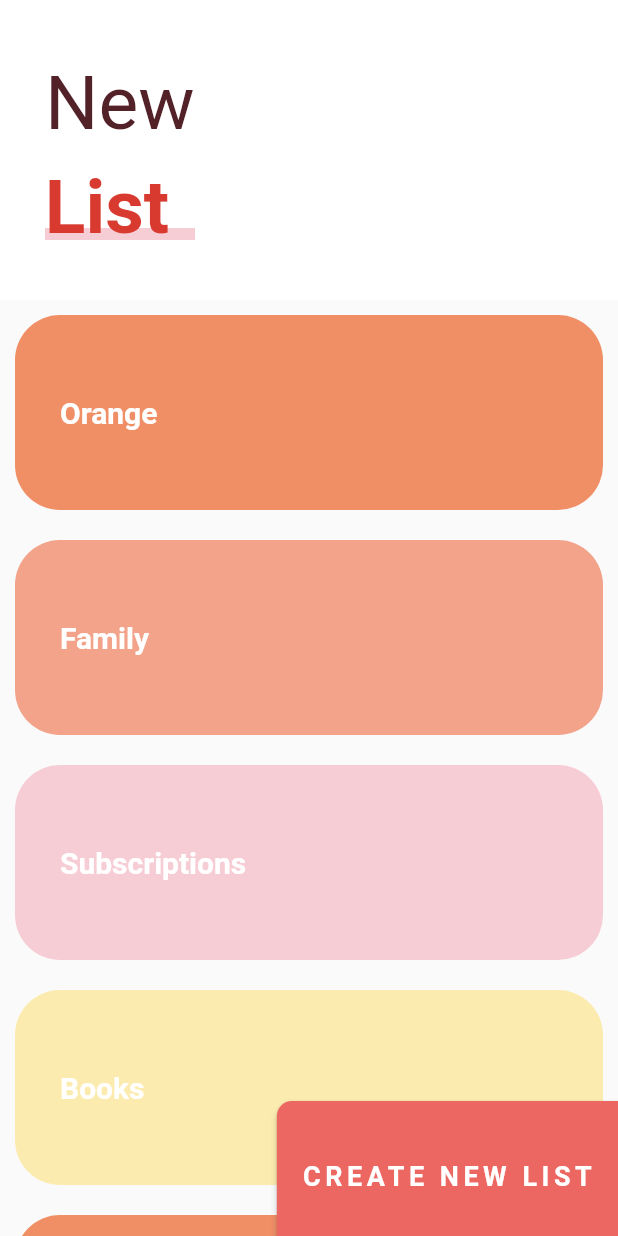
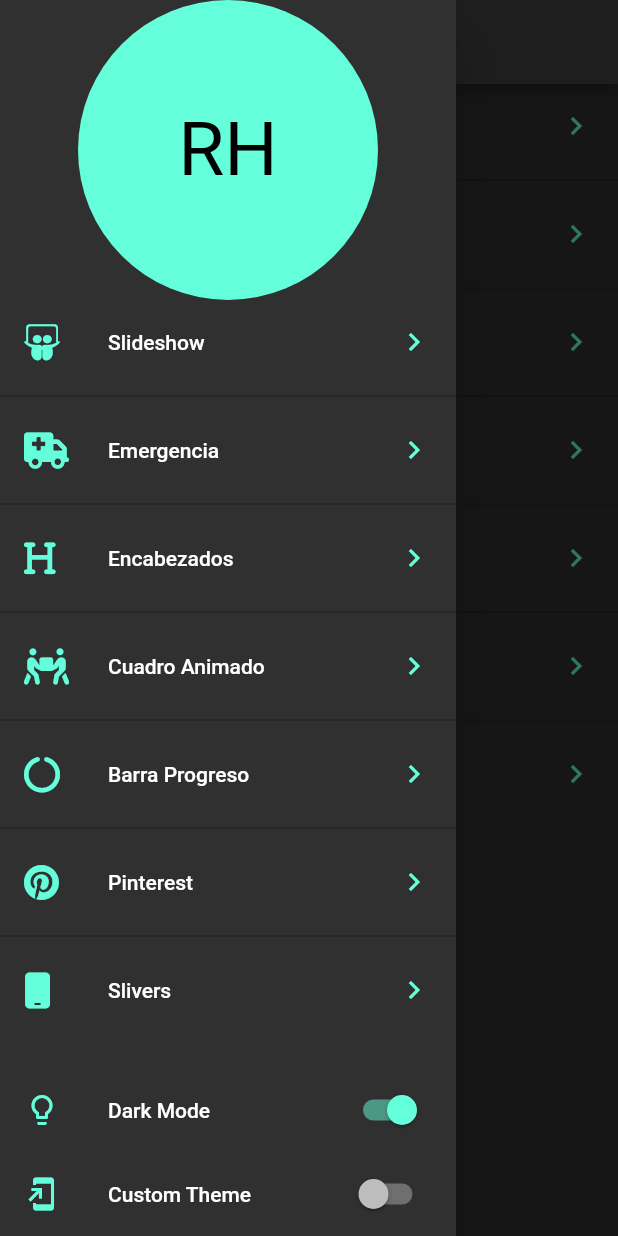
Before and after one commit to RoHeTT17/Flutterdisenos, a Flutter app: the screen it shows after launch, with the side drawer open (before the commit the screen has no drawer), on a phone screen of 412 x 824 dp. Run offline on Flutter 3.47's test engine with Material 2 defaults, Android fonts, the phone set to English and light mode, and no system bars; our stand-ins replace animate_do, flutter_svg, font_awesome_flutter.

Commit message:
Fin sección 10 Temas para nuestra aplicación

```diff
--- a/lib/main.dart
+++ b/lib/main.dart
@@ -1,26 +1,26 @@
 import 'package:flutter/material.dart';
+import 'package:provider/provider.dart';
 
-import 'package:disenos/src/pages/sliver_list_page.dart';
+import 'package:disenos/src/pages/launcher_page.dart';
+import 'package:disenos/src/theme/theme.dart';
 
-//import 'package:disenos/src/pages/emergency_page.dart';
-//import 'package:disenos/src/pages/pinterest_page.dart';
-// import 'package:disenos/src/pages/slide_page.dart';
-// import 'package:disenos/src/labs/slideshow_page.dart';
-//import 'package:disenos/src/pages/graficas_circulares_page.dart';
-//import 'package:disenos/src/labs/circular_progress_page.dart';
-//import 'package:disenos/src/retos/cuadrado_animado_page.dart';
-//import 'package:disenos/src/pages/animaciones_page.dart';
-//import 'package:disenos/src/pages/headers_page.dart';s
-
-void main() => runApp(MyApp());
+void main() => runApp(
+  ChangeNotifierProvider(
+  create: ((_) => new ThemeChanger(2)),
+  child: MyApp())
+  );
 
 class MyApp extends StatelessWidget {
   @override
   Widget build(BuildContext context) {
-    return const MaterialApp(
+
+    final currentTheme = Provider.of<ThemeChanger>(context).getCurrentTheme;
+
+    return MaterialApp(
       debugShowCheckedModeBanner: false,
+      theme: currentTheme,
       title: 'Diseños App',
-      home: SliverListPage(),
+      home:  const LauncherPage(),
    );
   }
 }
--- /dev/null
+++ b/lib/src/pages/launcher_page.dart
@@ -0,0 +1,115 @@
+import 'package:flutter/material.dart';
+import 'package:provider/provider.dart';
+
+import 'package:font_awesome_flutter/font_awesome_flutter.dart';
+
+import 'package:disenos/src/routes/routes.dart';
+import 'package:disenos/src/theme/theme.dart';
+
+class LauncherPage extends StatelessWidget {
+
+  const LauncherPage({Key? key}) : super(key: key);
+
+  @override
+  Widget build(BuildContext context) {
+    return Scaffold(
+      appBar: AppBar(
+        title: const Text('Diseños en Flutter'),
+      ),
+      body: _ListaMenu(),
+      drawer: _MenuPrincipal(), //Menú la teral
+    );
+  }
+}
+
+class _ListaMenu extends StatelessWidget {
+
+  @override
+  Widget build(BuildContext context) {
+
+      final appTheme = Provider.of<ThemeChanger>(context).getCurrentTheme;
+
+      return ListView.separated(
+        physics: BouncingScrollPhysics(),
+        itemCount: pageRoutes.length,
+        itemBuilder: (context, i) => ListTile(
+          leading:  FaIcon(pageRoutes[i].icon, color: appTheme.colorScheme.secondary,),
+          title:    Text (pageRoutes[i].titulo),
+          trailing: Icon(Icons.chevron_right, color: appTheme.colorScheme.secondary,),
+          onTap: (){
+              //Navigator.push(context, pageRoutes[i].page);
+              Navigator.push(context, MaterialPageRoute(builder: (context) => pageRoutes[i].page));
+          },
+        ),
+        separatorBuilder: (context, i) => Divider(
+          color: appTheme.primaryColor  //Colors.blue,
+        ),
+
+    );
+
+  }
+}
+
+
+class _MenuPrincipal extends StatelessWidget {
+
+  @override
+  Widget build(BuildContext context) {
+
+    final appTheme = Provider.of<ThemeChanger>(context);
+    final colorSecundary = appTheme.getCurrentTheme.colorScheme.secondary;
+
+    return Drawer(
+      child: Container(
+        child: Column(
+          children: [
+
+            SafeArea(
+              child: Container(
+                //padding: const EdgeInsets.only(),//all(20),
+                width: double.infinity,
+                height: 200,
+                child: CircleAvatar(
+                  backgroundColor: colorSecundary,//Colors.blue,
+                  child: const Text('RH',style: TextStyle(fontSize: 50),),
+                )
+              ),
+            ),
+
+            Expanded(child: _ListaMenu()),
+
+            ListTile(
+              leading: Icon(Icons.lightbulb_outline, color: colorSecundary/*Colors.blue*/,),
+              title: const Text('Dark Mode'),
+              trailing: Switch.adaptive(
+                activeColor: colorSecundary, //Colors.blue,
+                value: appTheme.getDarkTheme,
+                onChanged: (value){
+
+                    appTheme.setDarkTheme = value;
+
+                }
+              ),
+            ),
+
+            SafeArea(
+              bottom: true,
+              top: false,
+              left: false,
+              right: false,
+              child: ListTile(
+                leading: Icon(Icons.add_to_home_screen, color: colorSecundary/*Colors.blue*/,),
+                title: const Text('Custom Theme'),
+                trailing: Switch.adaptive(
+                  activeColor: colorSecundary,//Colors.blue,
+                  value: appTheme.getCustomTheme,
+                  onChanged: (value) => appTheme.setCustomTheme = value,
+                ),
+              ),
+            )
+          ],
+        ),
+      ),
+    );
+  }
+}
--- a/lib/src/pages/pinterest_page.dart
+++ b/lib/src/pages/pinterest_page.dart
@@ -1,3 +1,4 @@
+import 'package:disenos/src/theme/theme.dart';
 import 'package:flutter/material.dart';
 
 import 'package:provider/provider.dart';
@@ -43,11 +44,15 @@ class _UbicacionMenu extends StatelessWidget {
 
    final withPatalla = MediaQuery.of(context).size.width;
 
+   final appThem = Provider.of<ThemeChanger>(context).getCurrentTheme;
+
     return Positioned(
       child: Container(
               child: Align(
                      child: PinterestMenu(
                        mostrar: mostrarBotones,
+                       backgroundColor: appThem.scaffoldBackgroundColor,
+                       activeColor: appThem.colorScheme.secondary,
                        items: [
                                 //No se importa la clase PinteresButtom, porque ya esta implicia en al importación de
                                 //pinterest_menu.dart
--- a/lib/src/pages/sliver_list_page.dart
+++ b/lib/src/pages/sliver_list_page.dart
@@ -1,4 +1,6 @@
+import 'package:disenos/src/theme/theme.dart';
 import 'package:flutter/material.dart';
+import 'package:provider/provider.dart';
 
 
 class SliverListPage extends StatelessWidget {
@@ -40,6 +42,9 @@ class _MainScroll extends StatelessWidget {
 
   @override
   Widget build(BuildContext context) {
+
+    final appTeheme = Provider.of<ThemeChanger>(context).getCurrentTheme;
+
     return CustomScrollView(
       slivers: [
 
@@ -57,7 +62,7 @@ class _MainScroll extends StatelessWidget {
                   maxHeight: 200,
                   child: Container( //Se envuelve en un contariner para que no se encime en las opciones
                     alignment: Alignment.centerLeft,
-                    color: Colors.white,
+                    color: appTeheme.scaffoldBackgroundColor, //Colors.white,
                     child: const _Titulo()
                   )
                 ),
@@ -82,25 +87,33 @@ class _BotonNewList extends StatelessWidget {
   Widget build(BuildContext context) {
 
       final size = MediaQuery.of(context).size;
+      final appTheme = Provider.of<ThemeChanger>(context);
 
       return ButtonTheme(
         minWidth: size.width * 0.9,
 
         child: ElevatedButton(
           onPressed: (){},
-          style: ButtonStyle(
-            backgroundColor: MaterialStateProperty.all<Color>(Color(0xffED6762)),
+          style: ElevatedButton.styleFrom(
+            primary: (appTheme.getDarkTheme)
+               ? appTheme.getCurrentTheme.colorScheme.secondary
+               : Color(0xffED6762),
+            shape: RoundedRectangleBorder(borderRadius: BorderRadius.only(topLeft: Radius.circular(10)))
+          ),
+
+
+          /*ButtonStyle(
+            backgroundColor:MaterialStateProperty.all<Color>(Color(0xffED6762)),
             shape: MaterialStateProperty.all( const RoundedRectangleBorder(
               borderRadius: BorderRadius.only(topLeft: Radius.circular(10))
-            ))
-          ),
+            ))*/
           child: Container(
             height: 100,
-            child: const Center(
+            child:  Center(
               child: Text(
                 'CREATE NEW LIST',
                 style: TextStyle(
-                  color: Colors.white,
+                  color: appTheme.getCurrentTheme.scaffoldBackgroundColor,//Colors.white,
                   fontSize: 18,
                   fontWeight: FontWeight.bold,
                   letterSpacing: 3
@@ -153,12 +166,20 @@ class _Titulo extends StatelessWidget {
 
   @override
   Widget build(BuildContext context) {
+
+    final appTeheme = Provider.of<ThemeChanger>(context);
+
     return Column(
       children: [
         const SizedBox(height: 30,),
         Container(
           margin: const EdgeInsets.symmetric(horizontal: 30, vertical: 10),
-          child: const Text("New", style: TextStyle(color: Color(0xff532128,), fontSize: 50),),
+          child:  Text(
+                             "New",
+                             style: TextStyle(
+                                             color: (appTeheme.getDarkTheme) ? Colors.grey: Color(0xff532128,),
+                                             fontSize: 50
+                                             ),),
         ),
 
         Stack(
@@ -169,7 +190,7 @@ class _Titulo extends StatelessWidget {
               child: Container(
                 width: 160,
                 height: 8,
-                color: const Color(0xffF7CDD5),
+                color: (appTeheme.getDarkTheme) ? Colors.grey: Color(0xffF7CDD5,),  //const Color(0xffF7CDD5),
               ),
             ),
 
@@ -218,15 +239,24 @@ class _ListItem extends StatelessWidget {
 
   @override
   Widget build(BuildContext context) {
+
+     final appTeheme = Provider.of<ThemeChanger>(context);
+
     return Container(
        height: 130,
-       padding: EdgeInsets.all(30),
-       margin: const EdgeInsets.all(10),
+       padding: const EdgeInsets.all(30),
+       margin:  const EdgeInsets.all(10),
        decoration: BoxDecoration(
-         color: color,
+         color: (appTeheme.getDarkTheme) ? Colors.grey:  color,
          borderRadius: BorderRadius.circular(30)
        ),
-       child: Text(titulo, style: TextStyle(color: Colors.white,fontWeight: FontWeight.bold, fontSize: 20),),
+       child: Text(
+                   titulo,
+                   style: const TextStyle(
+                                    color: Colors.white,
+                                    fontWeight: FontWeight.bold,
+                                    fontSize: 20
+                                   ),),
        alignment: Alignment.centerLeft,
     );
   }
--- /dev/null
+++ b/lib/src/routes/routes.dart
@@ -0,0 +1,34 @@
+import 'package:flutter/material.dart';
+
+import 'package:font_awesome_flutter/font_awesome_flutter.dart';
+
+import 'package:disenos/src/pages/slide_page.dart';
+import 'package:disenos/src/pages/emergency_page.dart';
+import 'package:disenos/src/pages/graficas_circulares_page.dart';
+import 'package:disenos/src/pages/headers_page.dart';
+import 'package:disenos/src/pages/sliver_list_page.dart';
+import 'package:disenos/src/retos/cuadrado_animado_page.dart';
+import 'package:disenos/src/pages/pinterest_page.dart';
+
+class _Route{
+
+  final IconData icon;
+  final String titulo;
+  final Widget page;
+
+  _Route(this.icon, this.titulo, this.page);
+
+}
+
+final pageRoutes = <_Route>[
+    _Route(FontAwesomeIcons.slideshare,    'Slideshow',     SlidePage()),
+    _Route(FontAwesomeIcons.truckMedical,  'Emergencia',    EmergencyPage()),
+    _Route(FontAwesomeIcons.heading,       'Encabezados',   HeaderPage()),
+    _Route(FontAwesomeIcons.peopleCarryBox,'Cuadro Animado',CuadradoAnimadoPage()),
+    _Route(FontAwesomeIcons.circleNotch,   'Barra Progreso',GrafciasCircularesPage()),
+    _Route( FontAwesomeIcons.pinterest ,   'Pinterest',     PinterestPage() ),
+    _Route(FontAwesomeIcons.mobile,        'Slivers',       SliverListPage()),
+
+
+
+];
--- /dev/null
+++ b/lib/src/theme/theme.dart
@@ -0,0 +1,88 @@
+import 'package:flutter/material.dart';
+
+class ThemeChanger extends ChangeNotifier{
+
+  bool _darkTheme   = false;
+  bool _customTheme = false;
+  late ThemeData _currentTheme;// = ThemeData.light();
+
+  ThemeChanger(int theme){
+
+      switch (theme){
+        case 1: // light
+                _darkTheme    = false;
+                _customTheme  = false;
+                _currentTheme = ThemeData.light();
+        break;
+        case 2: //Dark
+                _darkTheme    = true;
+                _customTheme  = false;
+                _currentTheme = ThemeData.dark();
+        break;
+        case 3: //Personalizado
+                _darkTheme    = false;
+                _customTheme  = true;
+              //  _currentTheme = ThemeData.dark();
+        break;
+        default:
+                _darkTheme    = false;
+                _customTheme  = false;
+                _currentTheme = ThemeData.light();
+        break;
+      }
+  }
+
+  bool get getDarkTheme => this._darkTheme;
+
+  set setDarkTheme(bool value){
+
+    this._darkTheme = value;
+    _customTheme = false;
+
+    if(value){
+      _currentTheme = ThemeData.dark();
+    }else{
+      _currentTheme = ThemeData.light();
+    }
+
+    notifyListeners();
+  }
+
+  bool get getCustomTheme => this._customTheme;
+
+  set setCustomTheme(bool value) {
+
+    this._customTheme = value;
+
+    _darkTheme = false;
+
+    if(value){
+      _currentTheme = ThemeData.dark().copyWith(
+        colorScheme: ColorScheme.dark().copyWith(
+          secondary:  const Color(0xff48A0EB)
+        ),
+        primaryColor: Colors.white,
+        scaffoldBackgroundColor: const  Color(0xff16202B),
+        textTheme: const TextTheme(
+          bodyText1:  TextStyle (color: Colors.white)
+        )
+
+      );
+
+    }else{
+      _currentTheme = ThemeData.light() ;
+    }
+
+    notifyListeners();
+  }
+
+  ThemeData get getCurrentTheme => this._currentTheme;
+
+  /*
+  *Se asignar valor por las decisiciones de los Switch
+  set setCurrentTheme(ThemeData value){
+    this._currentTheme = value;
+    notifyListeners();
+  }*/
+
+}
--- a/lib/src/widgets/slideshow.dart
+++ b/lib/src/widgets/slideshow.dart
@@ -21,10 +21,10 @@ class Slideshow extends StatelessWidget {
   const Slideshow({
     Key? key,
     required this.slides,
-    this.dotsTop = false,
-    this.colorPrimario = Colors.purple,
-    this.colorSecundario = Colors.grey,
-     this.bulletPrimario = 12,
+    this.dotsTop           = false,
+    this.colorPrimario     = Colors.purple,
+    this.colorSecundario   = Colors.grey,
+     this.bulletPrimario   = 12,
      this.bullerSecundario = 12
     }) : super(key: key);
 
@@ -32,7 +32,7 @@ class Slideshow extends StatelessWidget {
   Widget build(BuildContext context) {
 
       return ChangeNotifierProvider(
-        create: (context) => _SliderShowMoidel(),//SliderMoidel(),
+        create: (context) => new _SliderShowMoidel(),//SliderMoidel(),
         child: SafeArea(
           child: Center(
             /*Para poder instanciar los colores atraves del Provider, se uso el widget Builder, este widget
```
Also changed, not shown: lib/src/pages/graficas_circulares_page.dart (+9 -4 lines), lib/src/pages/headers_page.dart (+8 -2 lines), lib/src/pages/slide_page.dart (+15 -2 lines), lib/src/widgets/headers.dart (+11 -3 lines), 1 other file.
